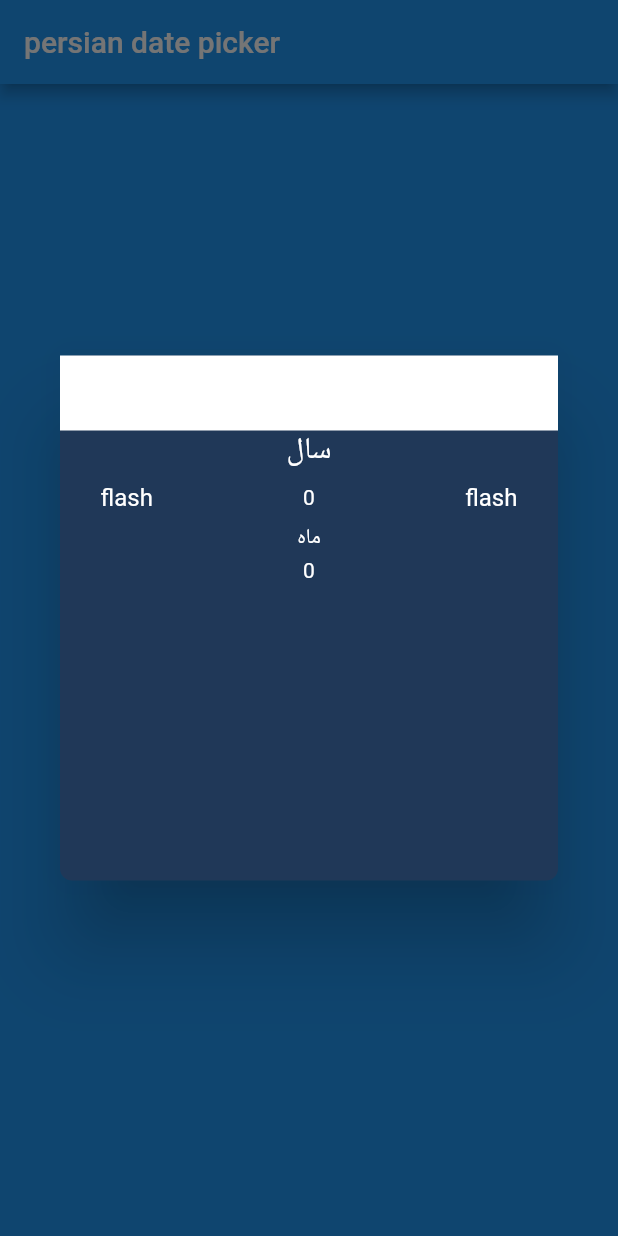
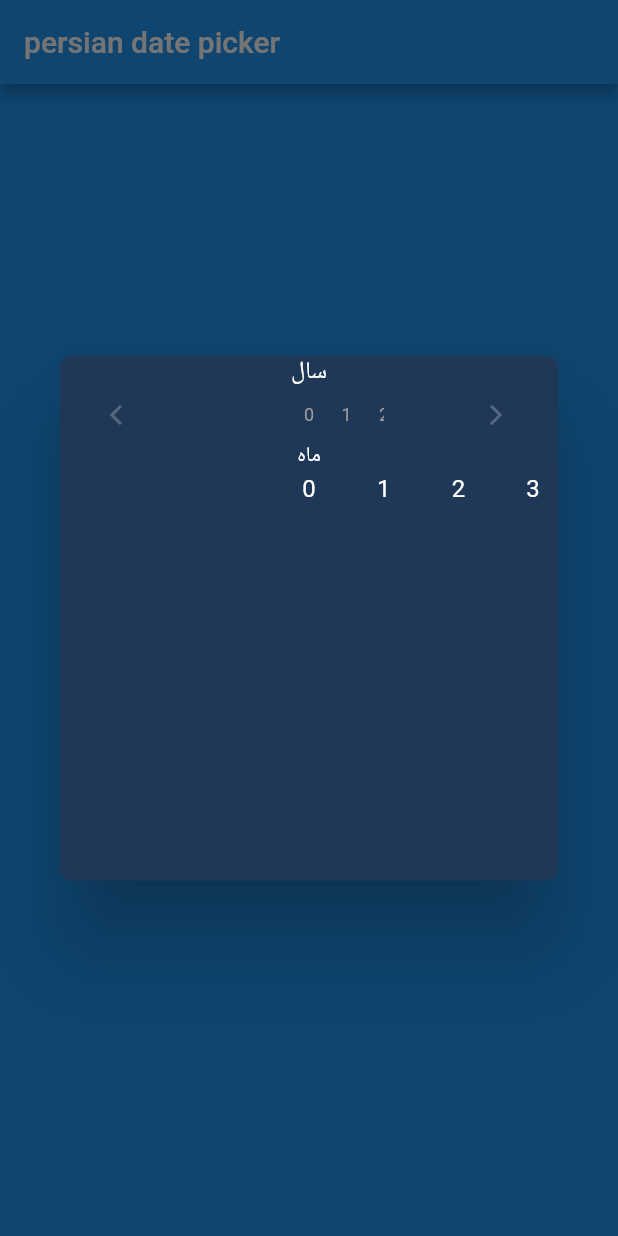
Before and after one commit to Abiri99/PersianDatePicker, a Flutter app: the screen it shows after launch, after a tap on "open date picker", on a phone screen of 412 x 824 dp. Run offline on Flutter 3.47's test engine with Material 2 defaults, Android fonts, the phone set to English and light mode, and no system bars.

Commit message:
slider created, flash icons added

```diff
--- a/lib/components/persian_date_picker.dart
+++ b/lib/components/persian_date_picker.dart
@@ -1,15 +1,34 @@
 import 'package:flutter/material.dart';
 
 class pdp extends StatefulWidget {
+  PageController yearController =
+      PageController(viewportFraction: 0.25, initialPage: 0);
+  PageController monthController =
+      PageController(viewportFraction: 0.15, initialPage: 0);
   var height = 350;
   @override
   _pdpState createState() => _pdpState();
 }
 
 class _pdpState extends State<pdp> {
+  var _selectedYear, _selectedMonth;
+
   var _visible = true;
   double _height1 = 50;
   double _height2 = 300;
+
+  onMonthChange(int monthIndex) {
+    setState(() {
+      _selectedMonth = monthIndex;
+    });
+  }
+
+  onYearChange(int yearIndex) {
+    setState(() {
+      _selectedYear = yearIndex;
+    });
+  }
+
   @override
   Widget build(BuildContext context) {
     print("hi from pdp");
@@ -19,21 +38,6 @@ class _pdpState extends State<pdp> {
       child: Column(
         mainAxisSize: MainAxisSize.min,
         children: <Widget>[
-            GestureDetector(
-              onTap: () {
-                setState(() {
-                  _height1 = widget.height - _height1;
-                  _height2 = widget.height - _height2;
-                });
-              },
-              child: AnimatedContainer(
-                duration: Duration(seconds: 1),
-                height: _height1,
-                width: double.infinity,
-                color: Colors.white,
-                child: Text("animated"),
-              ),
-            ),
           Container(
             child: Column(
               mainAxisSize: MainAxisSize.min,
@@ -47,7 +51,6 @@ class _pdpState extends State<pdp> {
                   },
                   child: Text(
                     "سال",
-                      style: Theme.of(context).textTheme.title,
                   ),
                 ),
                 Container(
@@ -57,23 +60,35 @@ class _pdpState extends State<pdp> {
                       mainAxisSize: MainAxisSize.min,
                       mainAxisAlignment: MainAxisAlignment.spaceAround,
                       children: <Widget>[
-                          Text("flash"),
+                        Icon(
+                          Icons.arrow_back_ios,
+                          color: Colors.white24,
+                          size: 16,
+                        ),
                         Container(
                           width: 100,
                           child: PageView.builder(
-                              physics: BouncingScrollPhysics(),
+                            controller: widget.yearController,
+                            onPageChanged: onYearChange,
                             itemBuilder: (context, index) {
                               return Align(
-                                  child: Text(
-                                    "${index}",
-                                    style: Theme.of(context).textTheme.body1,
-                                  ),
+                                child: Text("${index}",
+                                    style: TextStyle(
+                                        color: index == _selectedYear
+                                            ? Colors.white
+                                            : Colors.grey,
+                                        fontSize:
+                                            index == _selectedYear ? 18 : 12)),
                               );
                             },
                             itemCount: 4,
                           ),
                         ),
-                          Text("flash"),
+                        Icon(
+                          Icons.arrow_forward_ios,
+                          color: Colors.white24,
+                          size: 16,
+                        ),
                       ],
                     )),
                 Text(
@@ -83,11 +98,16 @@ class _pdpState extends State<pdp> {
                 Container(
                   height: 25,
                   child: PageView.builder(
+                    controller: widget.monthController,
+                    onPageChanged: onMonthChange,
                     itemBuilder: (context, index) {
                       return Align(
                         child: Text(
                           "${index}",
-                            style: Theme.of(context).textTheme.body1,
+                          style: TextStyle(
+                              color: index == _selectedMonth
+                                  ? Colors.blue
+                                  : Colors.white),
                         ),
                       );
                     },
```
Lines whose indentation alone changed are shown as unchanged.
